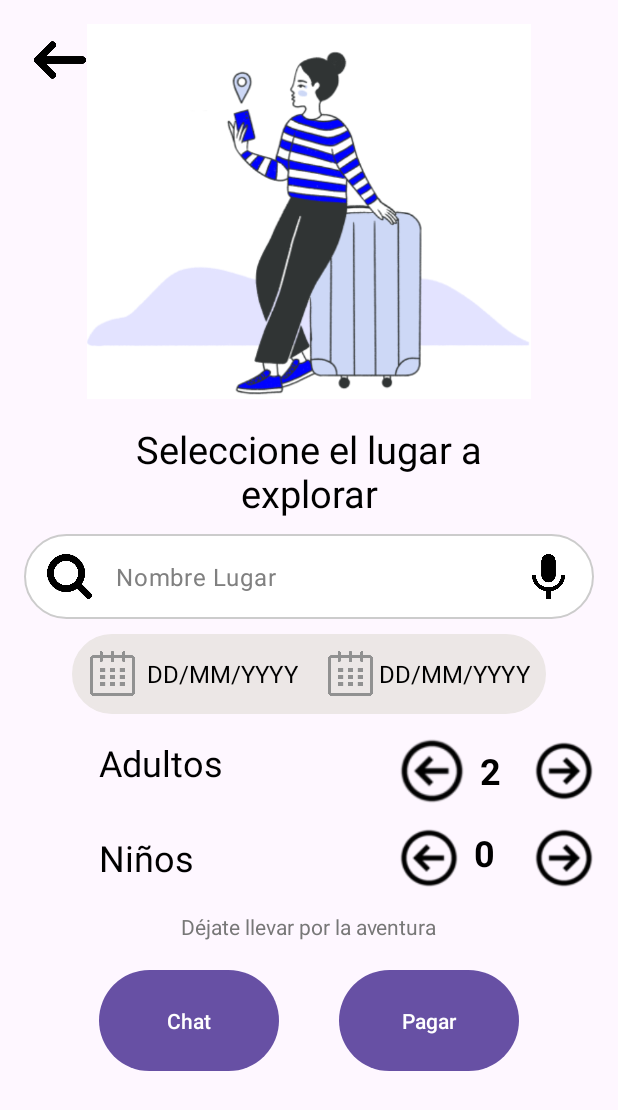
After one commit to PUJ-ICM-6805/Dejate-Llevar, an Android app: the Reserva screen opened directly, with no data from a screen before it, on a phone screen of 412 x 824 dp. The commit adds this screen. Shown: the top 1110 px of the screen. Run offline under Robolectric (Android 15) with nearby library versions, the phone set to English and light mode, and no system bars.

Commit message:
Vistas y Navegacion Desarrolladas y Funcionales para seccion "Reservas" y seccion "Agregar Tarjetas".

```diff
--- a/app/src/main/AndroidManifest.xml
+++ b/app/src/main/AndroidManifest.xml
@@ -16,6 +16,12 @@
         tools:targetApi="31">
         <activity
             android:name=".Mapa"
+            android:exported="false" />
+        <activity
+            android:name=".Reserva"
+            android:exported="false" />
+        <activity
+            android:name=".AgregarTarjeta"
             android:exported="false" />
         <activity
             android:name=".perfilUsuario.Categorias4Activity"
--- /dev/null
+++ b/app/src/main/java/com/example/dejatellevar/Reserva.kt
@@ -0,0 +1,85 @@
+package com.example.dejatellevar
+
+import android.app.DatePickerDialog
+import android.content.Intent
+import android.os.Bundle
+import android.text.Editable
+import android.widget.Button
+import android.widget.ImageButton
+import android.widget.ImageView
+import android.widget.TextView
+import android.widget.Toast
+import androidx.appcompat.app.AppCompatActivity
+import java.util.Calendar
+
+class Reserva : AppCompatActivity(){
+    lateinit var imageCalendario1: ImageButton
+    lateinit var imageCalendario2: ImageButton
+    lateinit var editCalendario1: TextView
+    lateinit var editCalendario2: TextView
+    lateinit var pagarButton: Button
+    lateinit var previousButton: ImageView
+
+
+    override fun onCreate(savedInstanceState: Bundle?) {
+        super.onCreate(savedInstanceState)
+        setContentView(R.layout.reserva)
+        overridePendingTransition(R.anim.fade_in, R.anim.fade_out);
+        initComponents()
+        initListeners()
+    }
+
+    private fun initComponents() {
+        imageCalendario1 = findViewById(R.id.btnFechaLlegada)
+        imageCalendario2 = findViewById(R.id.btnFechaSalida)
+        editCalendario1 = findViewById(R.id.txtFechaLlegada)
+        editCalendario2 = findViewById(R.id.txtFechaSalida)
+        pagarButton = findViewById(R.id.pagarButton)
+        previousButton = findViewById(R.id.previousFromReserva)
+    }
+
+    private fun initListeners() {
+
+        previousButton.setOnClickListener {
+            // Crear un Intent para abrir Categorias1 actividad
+            val intent = Intent(this, Categorias1Activity::class.java)
+
+            // Iniciar la nueva actividad
+            startActivity(intent)
+        }
+
+        pagarButton.setOnClickListener {
+
+            // Crear un Intent para abrir la nueva actividad
+            val intent = Intent(this, AgregarTarjeta::class.java)
+
+            // Iniciar la nueva actividad
+            startActivity(intent)
+        }
+
+        imageCalendario1.setOnClickListener {
+            setDate(1)
+        }
+        imageCalendario2.setOnClickListener {
+            setDate(2)
+        }
+    }
+
+    private fun setDate(eventTime: Int) {
+        val cal: Calendar = Calendar.getInstance()
+        val anio: Int = cal.get(Calendar.YEAR)
+        val mes: Int = cal.get(Calendar.MONTH)
+        val dia: Int = cal.get(Calendar.DAY_OF_MONTH)
+
+        val dpd = DatePickerDialog(this, { view, year, month, dayOfMonth ->
+            val fecha = "$dayOfMonth/$month/$year"
+            val editableFecha = Editable.Factory.getInstance().newEditable(fecha)
+            if (eventTime == 1)
+                editCalendario1.text = editableFecha
+            else
+                editCalendario2.text = editableFecha
+        }, anio, mes, dia)
+        dpd.show()
+        Toast.makeText(this, "Seleccione la fecha de su agrado!", Toast.LENGTH_SHORT).show()
+    }
+}
--- /dev/null
+++ b/app/src/main/res/layout/reserva.xml
@@ -0,0 +1,291 @@
+<?xml version="1.0" encoding="utf-8"?>
+<androidx.constraintlayout.widget.ConstraintLayout
+    xmlns:android="http://schemas.android.com/apk/res/android"
+    xmlns:app="http://schemas.android.com/apk/res-auto"
+    xmlns:tools="http://schemas.android.com/tools"
+    android:layout_width="match_parent"
+    android:layout_height="match_parent"
+    android:theme="@android:style/Theme.Translucent">
+
+    <ImageView
+        android:id="@+id/previousFromReserva"
+        android:layout_width="40dp"
+        android:layout_height="40dp"
+        android:layout_marginLeft="20dp"
+        android:layout_marginTop="20dp"
+        android:src="@drawable/back"
+        app:layout_constraintStart_toStartOf="parent"
+        app:layout_constraintTop_toTopOf="parent"
+        app:layout_constraintVertical_bias="0.0" />
+
+    <RelativeLayout
+        android:layout_width="match_parent"
+        android:layout_height="match_parent"
+        android:padding="16dp">
+
+        <ImageView
+            android:id="@+id/imageView"
+            android:layout_width="match_parent"
+            android:layout_height="250dp"
+            android:src="@drawable/reserva" />
+
+        <TextView
+            android:id="@+id/tituloTextView"
+            android:layout_width="276dp"
+            android:layout_height="wrap_content"
+            android:layout_below="@id/imageView"
+            android:layout_centerHorizontal="true"
+            android:layout_marginTop="16dp"
+            android:text="Seleccione el lugar a explorar"
+            android:textSize="25sp"
+            android:textStyle="normal"
+            android:textColor="@color/black"
+            android:textAlignment="center"/>
+
+        <com.google.android.material.textfield.TextInputLayout
+            android:id="@+id/searchTextInputLayout"
+            android:layout_width="match_parent"
+            android:layout_height="wrap_content"
+            app:layout_constraintTop_toTopOf="parent"
+            app:layout_constraintStart_toStartOf="parent"
+            app:layout_constraintEnd_toEndOf="parent"
+            android:layout_below="@id/tituloTextView"
+            android:background="@drawable/rounded_edittext_b"
+            android:layout_marginTop="10dp">
+
+            <LinearLayout
+                android:layout_width="match_parent"
+                android:layout_height="wrap_content"
+                android:orientation="horizontal">
+
+                <ImageView
+                    android:layout_width="30dp"
+                    android:layout_height="30dp"
+                    android:layout_marginLeft="15dp"
+                    android:src="@drawable/lupa"
+                    android:layout_gravity="center_vertical" />
+
+                <com.google.android.material.textfield.TextInputEditText
+                    android:id="@+id/searchEditText"
+                    android:layout_width="0dp"
+                    android:layout_height="wrap_content"
+                    android:hint="Nombre Lugar"
+                    android:inputType="text"
+                    android:maxLines="1"
+                    android:singleLine="true"
+                    android:layout_weight="1"/>
+
+
+                <ImageView
+                    android:layout_width="30dp"
+                    android:layout_height="30dp"
+                    android:src="@drawable/microfono"
+                    android:layout_marginRight="15dp"
+                    android:layout_gravity="center_vertical"/>
+
+            </LinearLayout>
+
+        </com.google.android.material.textfield.TextInputLayout>
+
+
+        <RelativeLayout
+            android:id="@+id/datePickerContainer"
+            android:layout_width="316dp"
+            android:layout_height="53dp"
+            android:layout_below="@id/searchTextInputLayout"
+            android:layout_marginTop="10dp"
+            android:background="@drawable/rounded_edittext_b"
+            android:layout_centerHorizontal="true"
+            android:backgroundTint="#ECE7E6">
+
+            <ImageButton
+                android:id="@+id/btnFechaLlegada"
+                android:layout_width="30dp"
+                android:layout_height="30dp"
+                android:layout_marginTop="16dp"
+                android:background="@drawable/calendargrey"
+                android:contentDescription="Abrir Calendario"
+                android:onClick="abrirCalendario"
+                android:layout_centerVertical="true"
+                android:layout_marginLeft="12dp"/>
+
+            <TextView
+                android:id="@+id/txtFechaLlegada"
+                android:layout_width="wrap_content"
+                android:layout_height="wrap_content"
+                android:layout_marginLeft="4dp"
+                android:text="DD/MM/YYYY"
+                android:onClick="abrirCalendario"
+                android:textColor="#000000"
+                android:paddingLeft="4dp"
+                android:textSize="16sp"
+                android:layout_centerVertical="true"
+                android:layout_toEndOf="@+id/btnFechaLlegada" />
+
+            <ImageButton
+                android:id="@+id/btnFechaSalida"
+                android:layout_width="30dp"
+                android:layout_height="30dp"
+                android:layout_marginTop="16dp"
+                android:layout_marginLeft="20dp"
+                android:onClick="abrirCalendario"
+                android:background="@drawable/calendargrey"
+                android:layout_toEndOf="@+id/txtFechaLlegada"
+                android:layout_centerVertical="true"
+                app:tint="#7246A8" />
+
+            <TextView
+                android:id="@+id/txtFechaSalida"
+                android:layout_width="wrap_content"
+                android:layout_height="wrap_content"
+                android:layout_marginTop="4dp"
+                android:paddingLeft="4dp"
+                android:text="DD/MM/YYYY"
+                android:textColor="#000000"
+                android:textSize="16sp"
+                android:layout_toEndOf="@+id/btnFechaSalida"
+                android:layout_centerVertical="true"/>
+        </RelativeLayout>
+            <RelativeLayout
+                android:id="@+id/adultsContainer"
+                android:layout_width="match_parent"
+                android:layout_height="wrap_content"
+                android:layout_below="@id/datePickerContainer"
+                android:layout_marginTop="16dp">
+
+                <TextView
+                    android:id="@+id/adultsTextView"
+                    android:layout_width="100dp"
+                    android:layout_height="wrap_content"
+                    android:layout_marginLeft="50dp"
+                    android:text="Adultos"
+                    android:textColor="@color/black"
+                    android:textSize="24sp" />
+
+                <ImageView
+                    android:layout_width="44dp"
+                    android:layout_height="44dp"
+                    android:src="@drawable/flecha_left"
+                    android:id="@+id/minusAdults"
+                    android:layout_toEndOf="@+id/adultsTextView"
+                    android:layout_marginLeft="100dp"
+                    android:clickable="true"
+                    android:focusable="true"/>
+
+                <TextView
+                    android:id="@+id/adultsCount"
+                    android:layout_width="wrap_content"
+                    android:layout_height="wrap_content"
+                    android:text="2"
+                    android:textColor="@color/black"
+                    android:textStyle="bold"
+                    android:textSize="24sp"
+                    android:layout_toEndOf="@+id/minusAdults"
+                    android:layout_marginLeft="10dp"
+                    android:layout_marginRight="10dp"
+                    android:layout_centerVertical="true"/>
+
+                <ImageView
+                    android:layout_width="40dp"
+                    android:layout_height="40dp"
+                    android:src="@drawable/flecha_right"
+                    android:id="@+id/plusAdults"
+                    android:layout_alignParentEnd="true"
+                    android:layout_centerVertical="true"
+                    android:clickable="true"
+                    android:focusable="true"/>
+            </RelativeLayout>
+
+            <RelativeLayout
+                android:id="@+id/kidsContainer"
+                android:layout_width="match_parent"
+                android:layout_height="wrap_content"
+                android:layout_below="@id/adultsContainer"
+                android:layout_marginTop="16dp">
+
+                <TextView
+                    android:id="@+id/kidsTextView"
+                    android:layout_width="100dp"
+                    android:layout_height="wrap_content"
+                    android:layout_marginLeft="50dp"
+                    android:text="Niños"
+                    android:textSize="24sp"
+                    android:textColor="@color/black"
+
+                    android:layout_centerVertical="true"/>
+
+                <ImageView
+                    android:layout_width="40dp"
+                    android:layout_height="40dp"
+                    android:src="@drawable/flecha_left"
+                    android:id="@+id/minusKids"
+                    android:layout_toEndOf="@+id/kidsTextView"
+                    android:layout_marginLeft="100dp"
+                    android:clickable="true"
+                    android:focusable="true"/>
+
+                <TextView
+                    android:id="@+id/kidsCount"
+                    android:layout_width="wrap_content"
+                    android:layout_height="wrap_content"
+                    android:text="0"
+                    android:textColor="@color/black"
+                    android:textStyle="bold"
+                    android:textSize="24sp"
+                    android:layout_toEndOf="@+id/minusKids"
+                    android:layout_marginLeft="10dp"
+                    android:layout_marginRight="10dp"/>
+
+                <ImageView
+                    android:layout_width="40dp"
+                    android:layout_height="40dp"
+                    android:src="@drawable/flecha_right"
+                    android:id="@+id/plusKids"
+                    android:layout_alignParentEnd="true"
+                    android:layout_centerVertical="true"
+                    android:layout_marginStart="8dp"
+                    android:clickable="true"
+                    android:focusable="true"/>
+            </RelativeLayout>
+
+            <TextView
+                android:id="@+id/piePagina"
+                android:layout_width="wrap_content"
+                android:layout_height="wrap_content"
+                android:text="Déjate llevar por la aventura"
+                android:textSize="14sp"
+                android:layout_centerHorizontal="true"
+                android:layout_below="@id/kidsContainer"
+                android:layout_marginTop="16dp"
+                android:textColor="#777777" />
+
+        <RelativeLayout
+            android:layout_width="match_parent"
+            android:layout_height="match_parent"
+            android:layout_below="@+id/piePagina"
+            android:layout_centerVertical="true"
+            android:layout_marginTop="15dp"
+            >
+            <Button
+                android:id="@+id/buttonPagar"
+                android:layout_width="120dp"
+                android:layout_height="75dp"
+                android:text="Chat"
+                android:layout_marginLeft="50dp"
+                android:textColor="#FFFFFF"
+                app:boxCornerRadiusTopStart="16dp"/>
+
+            <Button
+                android:id="@+id/pagarButton"
+                android:layout_width="120dp"
+                android:layout_height="75dp"
+                android:layout_marginStart="40dp"
+                android:layout_marginLeft="30dp"
+                android:layout_toEndOf="@+id/buttonPagar"
+                android:text="Pagar"
+                android:textColor="#FFFFFF" />
+        </RelativeLayout>
+        </RelativeLayout>
+
+
+</androidx.constraintlayout.widget.ConstraintLayout>
--- a/gradle.properties
+++ b/gradle.properties
@@ -21,3 +21,4 @@ kotlin.code.style=official
 # resources declared in the library itself and none from the library's dependencies,
 # thereby reducing the size of the R class for that library
 android.nonTransitiveRClass=true
+android.overridePathCheck=true
```
Also changed, not shown: app/src/main/java/com/example/dejatellevar/AgregarTarjeta.kt (added, +79 -0 lines), app/src/main/java/com/example/dejatellevar/Categorias2Activity.kt (+11 -2 lines), app/src/main/java/com/example/dejatellevar/Categorias3Activity.kt (+10 -1 lines), app/src/main/res/layout/registro_tarjeta.xml (added, +166 -0 lines), app/src/main/res/drawable/addcard.png (added), app/src/main/res/drawable/calendarblack.png (added), app/src/main/res/drawable/calendargrey.png (added), app/src/main/res/drawable/eyeclose.png (added), app/src/main/res/drawable/eyeopen.png (added), app/src/main/res/drawable/flecha_left.png (added), app/src/main/res/drawable/flecha_right.png (added), app/src/main/res/drawable/lupa.png (added), app/src/main/res/drawable/microfono.png (added), app/src/main/res/drawable/next.png (added), 1 more files.
